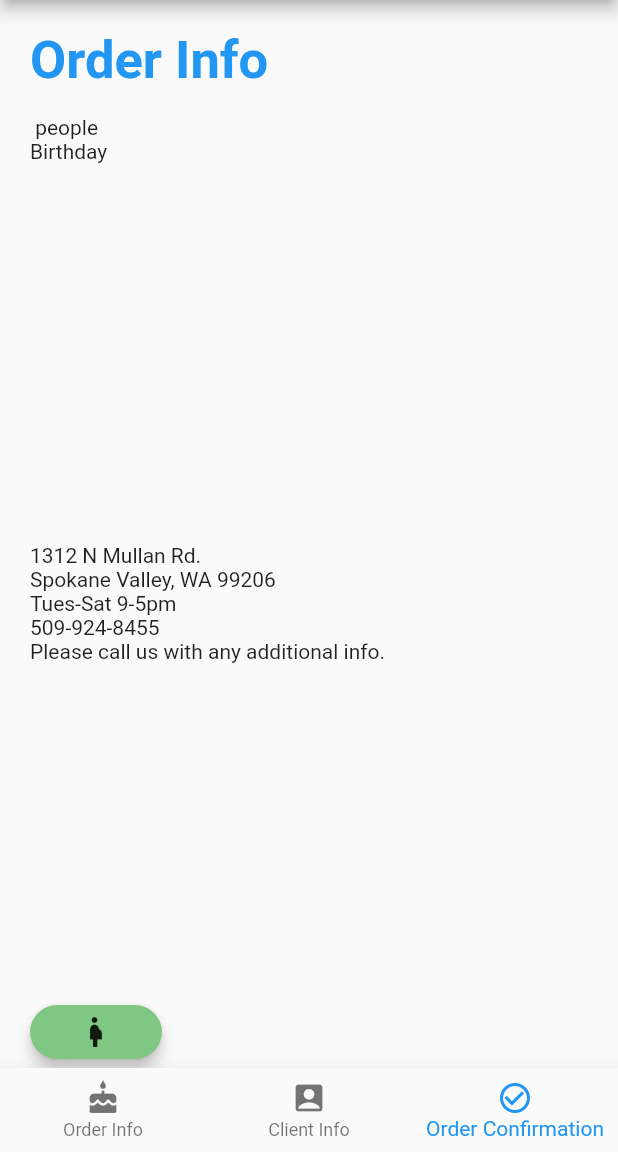
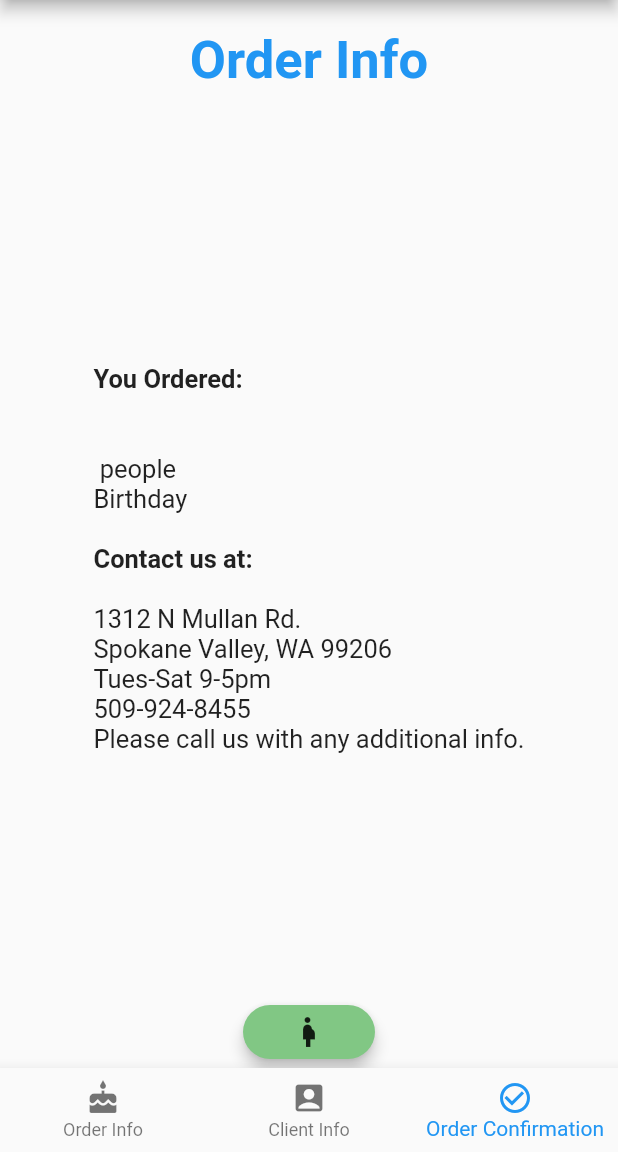
Before and after one commit to Utsal20/Happy-Cake, a Flutter app: the screen it shows after launch, item 3 of the bottom bar chosen, on a phone screen of 412 x 824 dp, the part 84-1236 px from its top. Run offline on Flutter 3.47's test engine with Material 2 defaults, Android fonts, the phone set to English and light mode, and no system bars; missing offline and left inert: mailer.

Commit message:
changed textstyles for confirmation page

```diff
--- a/lib/app.dart
+++ b/lib/app.dart
@@ -21,6 +21,9 @@ class HappyCakeApp extends StatelessWidget {
             fontWeight: FontWeight.bold,
             color: Theme.of(context).accentColor,
           ),
+          body1: TextStyle(
+            fontSize: 17.0,
+          ),
         ),
       ),
       home: Home()
--- a/lib/screens/confirmation.dart
+++ b/lib/screens/confirmation.dart
@@ -12,34 +12,46 @@ class _ConfirmationState extends State<Confirmation> {
   Widget build(BuildContext context) {
     return Scaffold(
         body: Container(
-        padding: EdgeInsets.fromLTRB(20, 20, 20, 0),
+          padding: EdgeInsets.fromLTRB(0, 20, 0, 0),
             child: Column(
-          crossAxisAlignment: CrossAxisAlignment.start,
               children: <Widget>[
+                Column(
+                  crossAxisAlignment: CrossAxisAlignment.stretch,
+                  children: <Widget> [
                     Text(
                     'Order Info',
-              textAlign: TextAlign.left,
                     style: Theme.of(context).textTheme.headline,
+                    textAlign: TextAlign.center,
+                    ),
+                  ]
                 ),
                 Flexible(
                   child: Column(
+                    mainAxisAlignment: MainAxisAlignment.spaceBetween,
                     crossAxisAlignment: CrossAxisAlignment.start,
                     children: <Widget>[
+                      Flexible(
+                        child: Column(
+                          crossAxisAlignment: CrossAxisAlignment.start,
+                          mainAxisAlignment: MainAxisAlignment.end,
+                          children: <Widget>[
+                            Text(
+                              'You Ordered:\n',
+                              style: TextStyle(
+                                fontWeight: FontWeight.bold,
+                              ),
+                            ),
                             Text(
                               DataStore.flavor,
-                    textAlign: TextAlign.left,
                             ),
                             Text(
                               DataStore.feeds + ' people',
-                    textAlign: TextAlign.left,
                             ),
                             Text(
                               DataStore.function,
-                    textAlign: TextAlign.left,
                             ),
                             Text(
                               DataStore.date,
-                    textAlign: TextAlign.left,
                             ),
                           ],
                         ),
@@ -47,23 +59,32 @@ class _ConfirmationState extends State<Confirmation> {
                       Flexible(
                         child: Column(
                           crossAxisAlignment: CrossAxisAlignment.start,
+
                           children: <Widget>[
                             Text(
+                              'Contact us at:\n',
+                              style: TextStyle(
+                                  fontWeight: FontWeight.bold,
+                                )
+                            ),
+                            Text(
                               '1312 N Mullan Rd.\nSpokane Valley, WA 99206\nTues-Sat 9-5pm\n509-924-8455',
-                    textAlign: TextAlign.left,
                             ),
                             Text(
                               'Please call us with any additional info.',
-                    textAlign: TextAlign.left,
                             ),
                           ],
+                        ),
+                      ),
+                    ]
                   ),
                 ),
                 RaisedButton(
                   child: Icon(Icons.pregnant_woman),
                   elevation: 4.0,
                   shape: RoundedRectangleBorder(
-                    borderRadius: BorderRadius.circular(100.0)),
+                    borderRadius: BorderRadius.circular(100.0)
+                  ),
                   color: Colors.green[300],
                   splashColor: Colors.blue[300],
                   onPressed: sendEmail,
@@ -74,7 +95,6 @@ class _ConfirmationState extends State<Confirmation> {
         );
       }
     }
-
   void sendEmail() async {
   String emailText = '''
     <b>Customer Info</b><br/>
```
Lines whose indentation alone changed are shown as unchanged.
